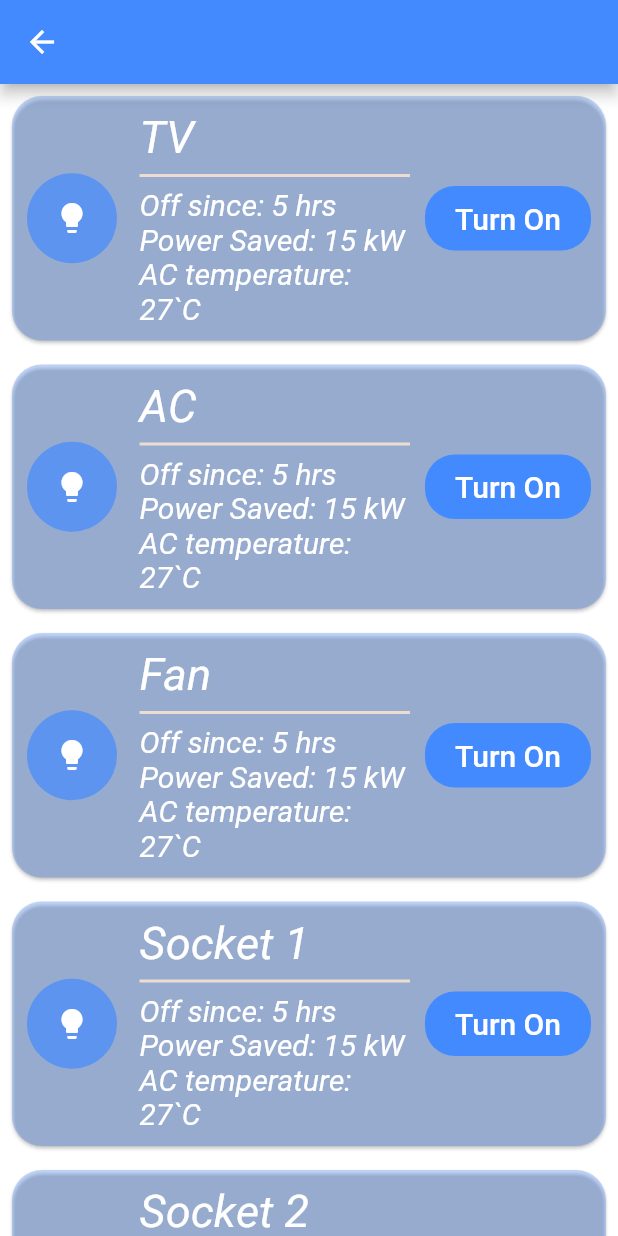
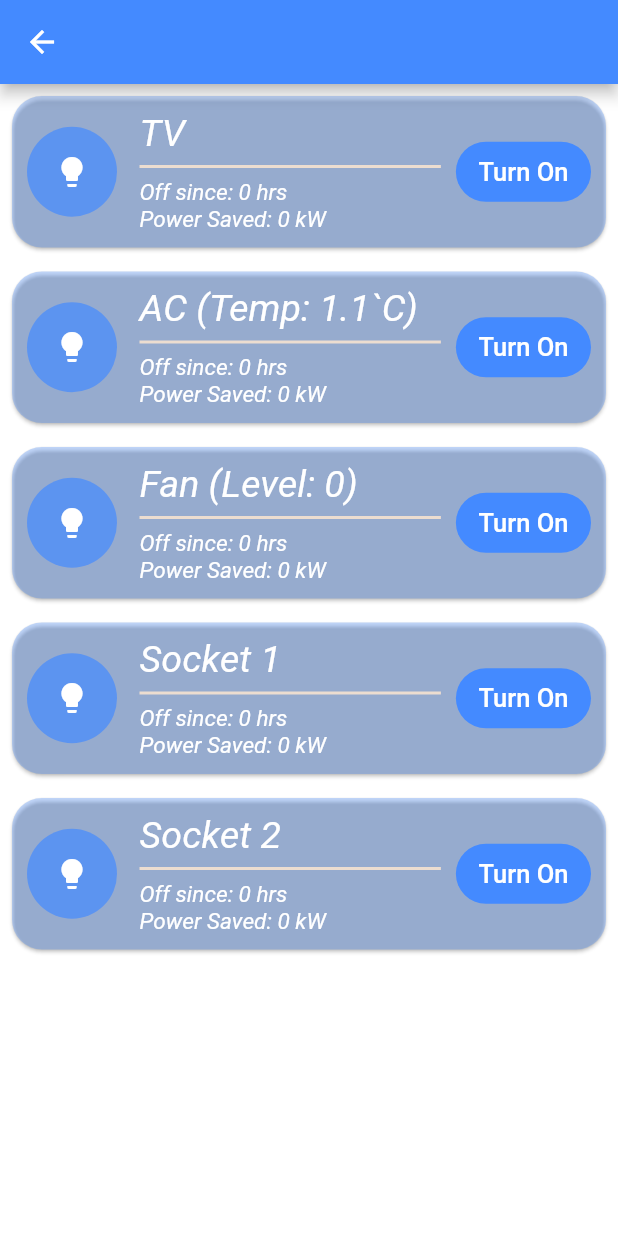
Before and after one commit to Lord-Chris/Smart-House, a Flutter app: the Rooms screen opened directly with empty values, on a phone screen of 412 x 824 dp. Run offline on Flutter 3.47's test engine with Material 2 defaults, Android fonts, the phone set to English and light mode, and no system bars; missing offline and left inert: wifi.

Commit message:
Code changes

```diff
--- a/lib/rooms.dart
+++ b/lib/rooms.dart
@@ -1,3 +1,5 @@
+import 'dart:math';
+
 import 'package:flutter/material.dart';
 
 import 'constants.dart';
@@ -5,7 +7,13 @@ import 'constants.dart';
 class Rooms extends StatelessWidget {
   final String room;
 
-  final List<String> applian = ['TV', 'AC', 'Fan', 'Socket 1', 'Socket 2'];
+  final List<String> applian = [
+    'TV',
+    'AC (Temp: ${(Random().nextDouble() * 10).toStringAsFixed(1)}`C)',
+    'Fan (Level: ${Random().nextInt(5)})',
+    'Socket 1',
+    'Socket 2',
+  ];
 
   Rooms({Key key, this.room}) : super(key: key);
   @override
@@ -57,36 +65,36 @@ class Rooms extends StatelessWidget {
                           Text(
                             applian[index],
                             style: TextStyle(
-                              fontSize: 30,
+                              fontSize: 25,
                               fontStyle: FontStyle.italic,
                               color: WHITE,
                             ),
                           ),
                           Divider(color: BEIGE, thickness: 2),
                           Text(
-                            'Off since: 5 hrs',
+                            'Off since: ${Random().nextInt(5)} hrs',
                             style: TextStyle(
-                              fontSize: 20,
+                              fontSize: 15,
                               fontStyle: FontStyle.italic,
                               color: WHITE,
                             ),
                           ),
                           Text(
-                            'Power Saved: 15 kW',
+                            'Power Saved: ${Random().nextInt(20)} kW',
                             style: TextStyle(
-                              fontSize: 20,
+                              fontSize: 15,
                               fontStyle: FontStyle.italic,
                               color: WHITE,
                             ),
                           ),
-                          Text(
-                            'AC temperature: 27`C',
-                            style: TextStyle(
-                              fontSize: 20,
-                              fontStyle: FontStyle.italic,
-                              color: WHITE,
-                            ),
-                          ),
+                          // Text(
+                          //   'AC temperature: 27`C',
+                          //   style: TextStyle(
+                          //     fontSize: 20,
+                          //     fontStyle: FontStyle.italic,
+                          //     color: WHITE,
+                          //   ),
+                          // ),
                         ],
                       ),
                     ),
@@ -96,7 +104,7 @@ class Rooms extends StatelessWidget {
                       children: [
                         FlatButton(
                           padding: EdgeInsets.symmetric(
-                              horizontal: 20, vertical: 10),
+                              horizontal: 15, vertical: 10),
                           shape: RoundedRectangleBorder(
                             borderRadius: BorderRadius.circular(20),
                           ),
@@ -106,7 +114,7 @@ class Rooms extends StatelessWidget {
                             'Turn On',
                             style: TextStyle(
                               color: WHITE,
-                              fontSize: 20,
+                              fontSize: 17,
                             ),
                           ),
                         ),
--- a/pubspec.yaml
+++ b/pubspec.yaml
@@ -31,7 +31,7 @@ dependencies:
 
   local_auth: ^0.6.3+4
   # bluetooth: ^0.1.0
-  flutter_reactive_ble: ^2.7.1
+  # flutter_reactive_ble: ^2.7.1
   # wifi_iot: ^0.2.0
   wifi: ^0.1.5
 
```
Also changed, not shown: lib/home.dart (+7 -5 lines), lib/wifi_selection.dart (+7 -6 lines), pubspec.lock, 7 other files.
